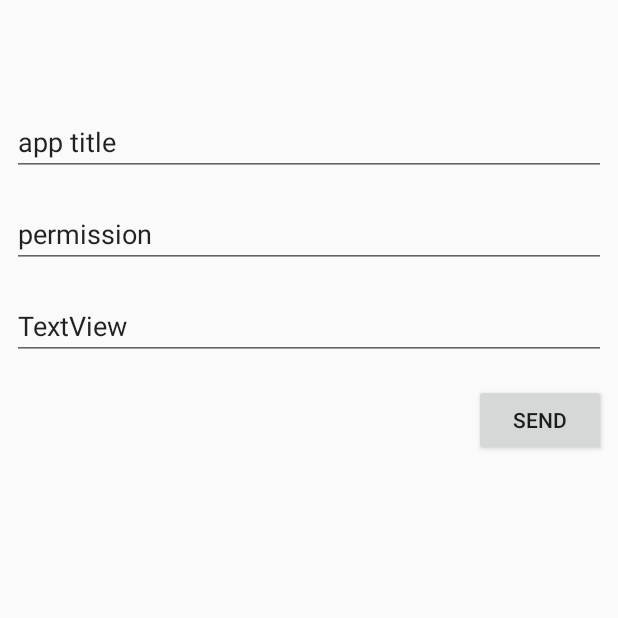
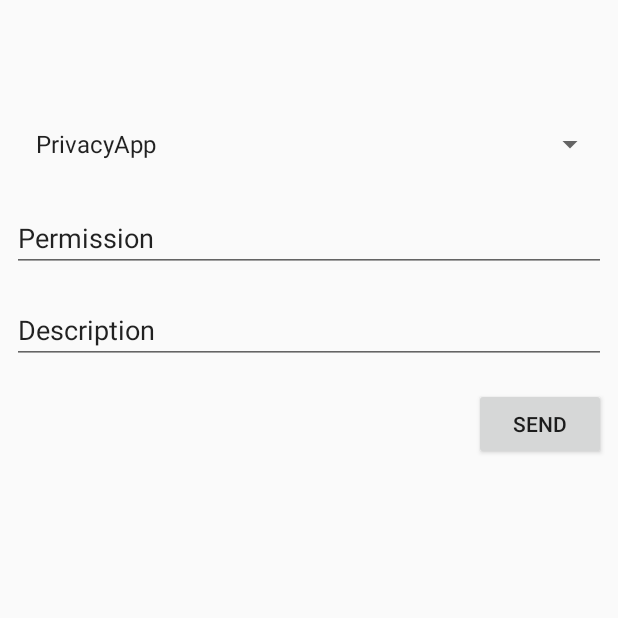
Before and after one commit to emiltang/SEMProject2019, an Android app: the CreateWarningFragment screen opened through its navigation route, on a phone screen of 412 x 824 dp, the top half of it. Run offline under Robolectric (Android 15) with nearby library versions, the phone set to English and light mode, and no system bars; our stand-ins replace navigation-ui; 2 statements that could not run were skipped.

Commit message:
CreateWarningFragment Spinner added
Added spinner with application list to create warning

```diff
--- a/app/src/main/java/com/example/privacyapp/model/PrivacyWarning.kt
+++ b/app/src/main/java/com/example/privacyapp/model/PrivacyWarning.kt
@@ -2,11 +2,12 @@ package com.example.privacyapp.model
 
 import androidx.room.ColumnInfo
 import androidx.room.Entity
+import androidx.room.PrimaryKey
 import java.util.*
 
 @Entity(tableName = "warning")
 data class PrivacyWarning(
-    val id: UUID = UUID.randomUUID(),
+    @PrimaryKey(autoGenerate = true) val id: Int = 0,
     @ColumnInfo(name = "app") val app: String,
     @ColumnInfo(name = "permission") val permission: String,
     @ColumnInfo(name = "description") val description: String
--- a/app/src/main/java/com/example/privacyapp/ui/fragment/CreateWarningFragment.kt
+++ b/app/src/main/java/com/example/privacyapp/ui/fragment/CreateWarningFragment.kt
@@ -1,7 +1,10 @@
 package com.example.privacyapp.ui.fragment
 
+import android.content.pm.ApplicationInfo
 import android.os.Bundle
 import android.view.View
+import android.widget.AdapterView
+import android.widget.ArrayAdapter
 import androidx.fragment.app.Fragment
 import androidx.work.Data
 import androidx.work.OneTimeWorkRequest
@@ -10,20 +13,25 @@ import com.example.privacyapp.R
 import com.example.privacyapp.service.UploadWorker
 import kotlinx.android.synthetic.main.fragment_create_warning.*
 
-class CreateWarningFragment : Fragment(R.layout.fragment_create_warning), View.OnClickListener {
+class CreateWarningFragment : Fragment(R.layout.fragment_create_warning), AdapterView.OnItemSelectedListener, View.OnClickListener {
 
     lateinit var workManager: WorkManager
 
+    private val list = mutableListOf<String>()
+    private var apps = emptyList<ApplicationInfo>()
+
     override fun onViewCreated(view: View, savedInstanceState: Bundle?) {
         super.onViewCreated(view, savedInstanceState)
+        appTitleSpinner.onItemSelectedListener = this
         sendButton.setOnClickListener(this)
         workManager = WorkManager.getInstance(context!!)
+        loadApplicationInfoToSpinner()
     }
 
     private fun handleSendButton(view: View) {
 
         val data = Data.Builder()
-            .putString("app", appTitle.text.toString())
+            .putString("app", appTitleSpinner.selectedItem.toString())
             .putString("permission", permission.text.toString())
             .putString("description", description.text.toString())
             .build()
@@ -36,4 +44,22 @@ class CreateWarningFragment : Fragment(R.layout.fragment_create_warning), View.O
             R.id.sendButton -> handleSendButton(view)
         }
     }
+
+    private fun loadApplicationInfoToSpinner () {
+        apps = context!!.packageManager.getInstalledApplications(0)
+        apps.forEach{
+            list.add(context!!.packageManager.getApplicationLabel(it).toString())
+        }
+        val adapter = ArrayAdapter(context!!, android.R.layout.simple_list_item_1, list)
+        adapter.setDropDownViewResource(android.R.layout.simple_spinner_dropdown_item)
+        appTitleSpinner.adapter = adapter
+    }
+
+    override fun onNothingSelected(parent: AdapterView<*>?) {
+        TODO("not implemented") //To change body of created functions use File | Settings | File Templates.
+    }
+
+    override fun onItemSelected(parent: AdapterView<*>?, view: View?, position: Int, id: Long) {
+        println("The selected item is: " + list[position] + " is it the same " + appTitleSpinner.selectedItem.toString())
+    }
 }
--- a/app/src/main/res/layout/fragment_create_warning.xml
+++ b/app/src/main/res/layout/fragment_create_warning.xml
@@ -1,6 +1,5 @@
 <?xml version="1.0" encoding="utf-8"?>
-<androidx.constraintlayout.widget.ConstraintLayout
-    xmlns:android="http://schemas.android.com/apk/res/android"
+<androidx.constraintlayout.widget.ConstraintLayout xmlns:android="http://schemas.android.com/apk/res/android"
     xmlns:app="http://schemas.android.com/apk/res-auto"
     xmlns:tools="http://schemas.android.com/tools"
     android:id="@+id/layout"
@@ -8,19 +7,17 @@
     android:layout_height="match_parent"
     tools:context=".ui.fragment.CreateWarningFragment">
 
-    <EditText
-        android:id="@+id/appTitle"
-        android:hint="App Title"
+    <Spinner
+        android:id="@+id/appTitleSpinner"
         android:layout_width="0dp"
         android:layout_height="wrap_content"
         android:layout_marginStart="8dp"
         android:layout_marginTop="16dp"
         android:layout_marginEnd="8dp"
-        android:importantForAutofill="no"
+        android:text="Application name"
         app:layout_constraintEnd_toEndOf="parent"
         app:layout_constraintStart_toStartOf="parent"
-        android:inputType="text"
-        android:text="app title" app:layout_constraintTop_toTopOf="parent"/>
+        app:layout_constraintTop_toTopOf="parent" />
 
     <EditText
         android:id="@+id/permission"
@@ -30,11 +27,11 @@
         android:layout_marginTop="16dp"
         android:layout_marginEnd="8dp"
         android:importantForAutofill="no"
+        android:text="@string/permission"
         app:layout_constraintEnd_toEndOf="parent"
-        android:text="permission"
+        app:layout_constraintHorizontal_bias="1.0"
         app:layout_constraintStart_toStartOf="parent"
-        app:layout_constraintHorizontal_bias="1.0"
-        app:layout_constraintTop_toBottomOf="@+id/appTitle"/>
+        app:layout_constraintTop_toBottomOf="@+id/appTitleSpinner" />
 
     <EditText
         android:id="@+id/description"
@@ -44,11 +41,10 @@
         android:layout_marginTop="16dp"
         android:layout_marginEnd="8dp"
         android:importantForAutofill="no"
+        android:text="@string/description"
         app:layout_constraintEnd_toEndOf="parent"
         app:layout_constraintStart_toStartOf="parent"
-        android:text="TextView"
-        app:layout_constraintTop_toBottomOf="@+id/permission"/>
-
+        app:layout_constraintTop_toBottomOf="@+id/permission" />
 
     <Button
         android:id="@+id/sendButton"
@@ -56,8 +52,8 @@
         android:layout_height="wrap_content"
         android:layout_marginTop="16dp"
         android:layout_marginEnd="8dp"
-        android:text="send"
+        android:text="@string/send"
         app:layout_constraintEnd_toEndOf="parent"
-        app:layout_constraintTop_toBottomOf="@+id/description"
-    />
+        app:layout_constraintTop_toBottomOf="@+id/description" />
+
 </androidx.constraintlayout.widget.ConstraintLayout>
--- a/app/src/main/res/values/strings.xml
+++ b/app/src/main/res/values/strings.xml
@@ -14,4 +14,9 @@
     <string name="view_permission">View Permission</string>
     <string name="open_settings">open settings</string>
     <string name="date">Date</string>
+    <string name="permission">Permission</string>
+    <string name="app_title">App title</string>
+    <string name="app_title_hint">App Title</string>
+    <string name="description">Description</string>
+    <string name="send">send</string>
 </resources>
```
